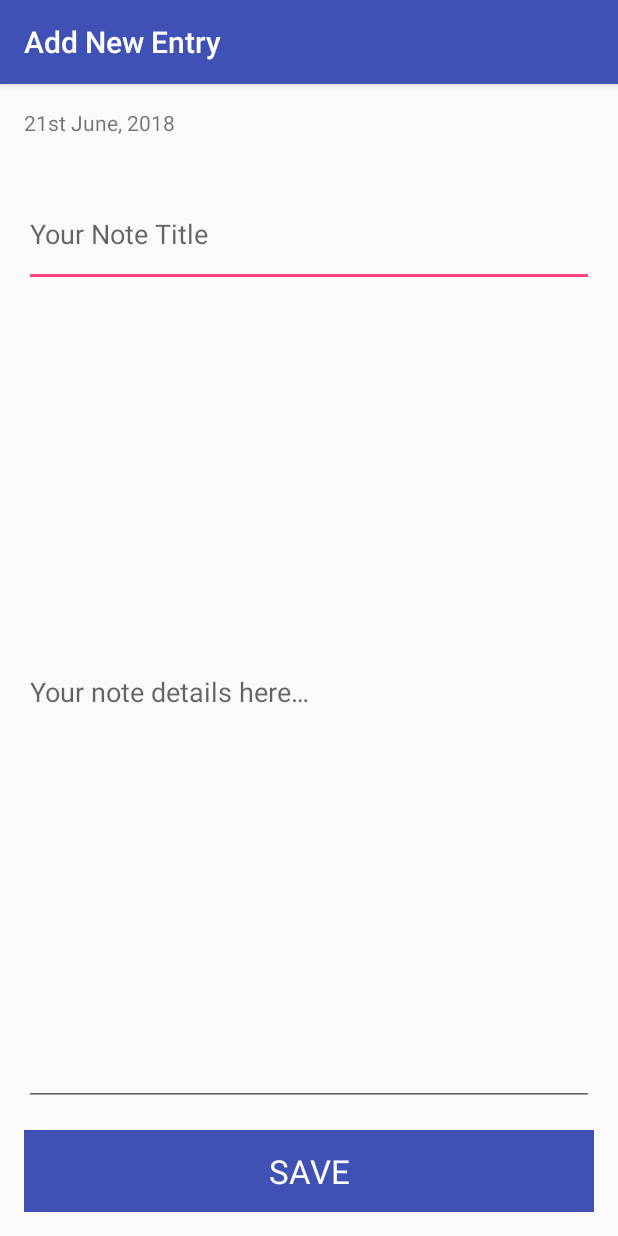
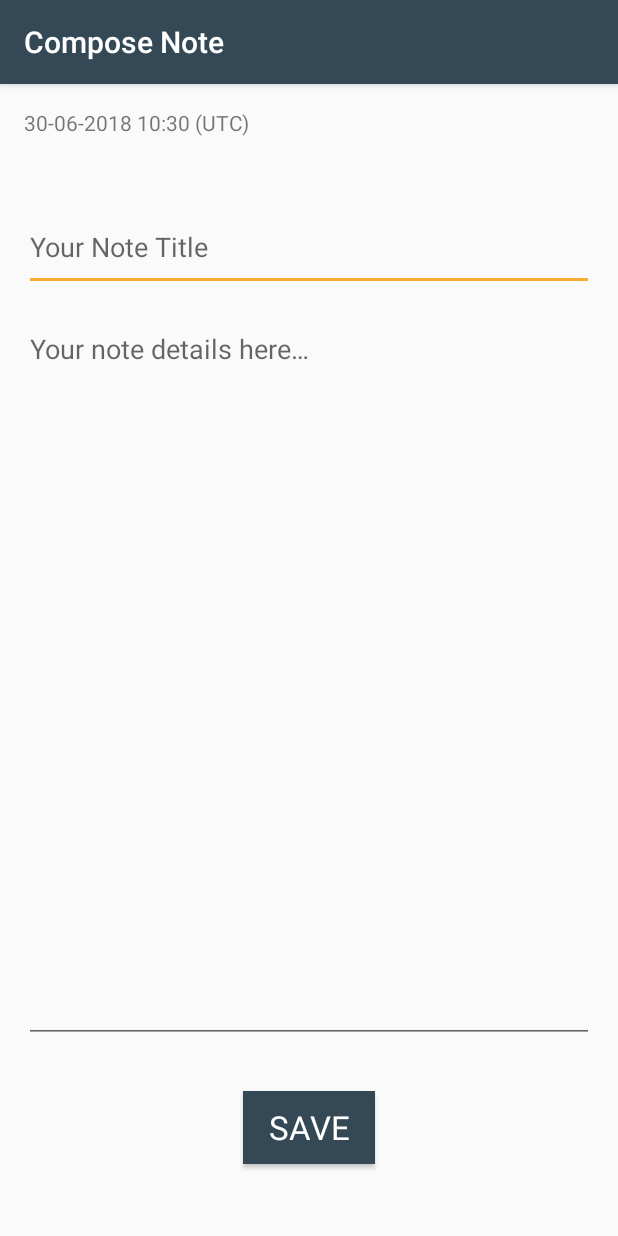
Before and after one commit to Muriukidavid/JournalApp, an Android app: the screen it shows after launch (AddJournalEntry), after a tap on an icon or button, on a phone screen of 412 x 824 dp. Run offline under Robolectric (Android 15) with nearby library versions, the phone set to English and light mode, and no system bars; our stand-ins replace Room's generated code.

Commit message:
Revamp the User Interface
Create a theme of grey colors with an orange accent
Use resource file strings to set the ActionBar title for create and edit
Shrink the button to a nice centered size
Adjust the Font sizes and colors to highlight the title and diminish the date
Format the date with proper DateFormatter and indicate time zone
Add a circle bullet with the first title character and accent color in the list of journal entries

```diff
--- a/app/src/main/java/ke/co/karibe/journalapp/AddJournalEntry.java
+++ b/app/src/main/java/ke/co/karibe/journalapp/AddJournalEntry.java
@@ -13,6 +13,8 @@ import android.widget.TextView;
 
 import java.text.SimpleDateFormat;
 import java.util.Calendar;
+import java.util.Date;
+import java.util.Locale;
 
 import ke.co.karibe.journalapp.database.AppDatabase;
 import ke.co.karibe.journalapp.database.JournalEntry;
@@ -25,8 +27,8 @@ public class AddJournalEntry extends AppCompatActivity {
 
     // Constant for default task id to be used when not in update mode
     private static final int DEFAULT_ENTRY_ID = -1;
-    // Constant for logging
-    private static final String TAG = AddJournalEntry.class.getSimpleName();
+    //date to show early
+    private static Date mDate;
     //access to the database class
     private AppDatabase mDb;
 
@@ -36,12 +38,33 @@ public class AddJournalEntry extends AppCompatActivity {
     EditText mEditBody;
     TextView mDateText;
     Button mButton;
+/*
+    @Override
+    public boolean onOptionsItemSelected(MenuItem item) {
+        switch (item.getItemId()) {
+            case R.id.action_settings:
+                // User chose the "Settings" item, show the app settings UI...
+                return true;
 
+            case R.id.action_favorite:
+                // User chose the "Favorite" action, mark the current item
+                // as a favorite...
+                return true;
+
+            default:
+                // If we got here, the user's action was not recognized.
+                // Invoke the superclass to handle it.
+                return super.onOptionsItemSelected(item);
+
+        }
+    }
+*/
     @Override
     protected void onCreate(Bundle savedInstanceState) {
         super.onCreate(savedInstanceState);
         setContentView(R.layout.activity_add_journal_entry);
 
+        mDate =  Calendar.getInstance().getTime();
         initViews();
 
         mDb = AppDatabase.getInstance(getApplicationContext());
@@ -52,6 +75,7 @@ public class AddJournalEntry extends AppCompatActivity {
 
         Intent intent = getIntent();
         if (intent != null && intent.hasExtra(EXTRA_ENTRY_ID)) {
+            getSupportActionBar().setTitle(R.string.edit_entry_name);
             mButton.setText(R.string.update_button);
             if (mEntryId == DEFAULT_ENTRY_ID) {
                 //populate the UI
@@ -76,10 +100,12 @@ public class AddJournalEntry extends AppCompatActivity {
      */
     private void initViews() {
         mDateText = findViewById(R.id.textViewItemDate);
+        String date = new SimpleDateFormat("dd-MM-YYYY HH:mm (z)").format(mDate);
+        mDateText.setText(date);
         mEditTitle = findViewById(R.id.editTextJournalTitle);
         mEditBody = findViewById(R.id.editTextJournalBody);
         mButton = findViewById(R.id.saveButton);
-
+        getSupportActionBar().setTitle(R.string.add_entry_name);
         mButton.setOnClickListener(new View.OnClickListener() {
             @Override
             public void onClick(View view) {
@@ -97,18 +123,20 @@ public class AddJournalEntry extends AppCompatActivity {
         if (journalEntry == null) {
             return;
         }
-
+        Calendar c = Calendar.getInstance();
+        SimpleDateFormat dfmt = new SimpleDateFormat("dd-MM-YYYY HH:mm (z)");
+        dfmt.setTimeZone(c.getTimeZone());
+        String myDate = dfmt.format(journalEntry.getDate());
         mEditTitle.setText(journalEntry.getTitle());
         mEditBody.setText(journalEntry.getBody());
-        mDateText.setText(journalEntry.getDate());
+        mDateText.setText("Created: "+myDate);
     }
 
 
     public void onClickAddEntry(View view){
         String title = mEditTitle.getText().toString();
         String body = mEditBody.getText().toString();
-        String date = new SimpleDateFormat("dd-mmm-yyyy")
-                .format(Calendar.getInstance().getTime());
+
 
         if (title.length() == 0){
             return;
@@ -120,7 +148,7 @@ public class AddJournalEntry extends AppCompatActivity {
         }
 
         //create a new Journal Entry
-        final JournalEntry journalEntry = new JournalEntry(date, title, body);
+        final JournalEntry journalEntry = new JournalEntry(mDate, title, body);
 
         //insert new entry
         AppExecutors.getInstance().diskIO().execute(new Runnable() {
--- a/app/src/main/java/ke/co/karibe/journalapp/database/AppDatabase.java
+++ b/app/src/main/java/ke/co/karibe/journalapp/database/AppDatabase.java
@@ -3,10 +3,12 @@ package ke.co.karibe.journalapp.database;
 import android.arch.persistence.room.Database;
 import android.arch.persistence.room.Room;
 import android.arch.persistence.room.RoomDatabase;
+import android.arch.persistence.room.TypeConverters;
 import android.content.Context;
 import android.util.Log;
 
-@Database(entities = {JournalEntry.class}, version=1, exportSchema = false)
+@Database(entities = {JournalEntry.class}, version=2, exportSchema = false)
+@TypeConverters(DateConverter.class)
 public abstract class AppDatabase extends RoomDatabase {
 
     private static final String LOG_TAG = AppDatabase.class.getSimpleName();
--- /dev/null
+++ b/app/src/main/res/drawable/circle.xml
@@ -0,0 +1,6 @@
+<?xml version="1.0" encoding="utf-8"?>
+<shape xmlns:android="http://schemas.android.com/apk/res/android"
+    android:shape="oval">
+    <solid
+        android:color="@color/colorAccent"/>
+</shape>
--- a/app/src/main/res/layout/activity_add_journal_entry.xml
+++ b/app/src/main/res/layout/activity_add_journal_entry.xml
@@ -4,6 +4,7 @@
     This includes an EditText to add a journal title, EditText to add a journal details
     and a submit button
 -->
+
 <LinearLayout xmlns:android="http://schemas.android.com/apk/res/android"
     android:orientation="vertical"
     android:layout_width="match_parent"
@@ -14,14 +15,22 @@
     android:paddingRight="@dimen/activity_horizontal_margin"
     android:paddingStart="@dimen/activity_horizontal_margin"
     android:paddingTop="@dimen/activity_vertical_margin">
-
+    <!--
+    <android.support.v7.widget.Toolbar
+        android:id="@+id/my_toolbar"
+        android:layout_width="match_parent"
+        android:layout_height="?attr/actionBarSize"
+        android:background="?attr/colorPrimary"
+        android:elevation="4dp"
+        android:theme="@style/ThemeOverlay.AppCompat.ActionBar"
+        app:popupTheme="@style/ThemeOverlay.AppCompat.Light"/>
+        -->
     <TextView
         android:id="@+id/textViewItemDate"
         android:layout_width="fill_parent"
         android:layout_height="0dp"
         android:layout_weight="1"
-        android:gravity="start"
-        android:text="21st June, 2018"/>
+        android:gravity="start"/>
 
     <!-- EditText for getting task description input -->
     <EditText
@@ -30,30 +39,30 @@
         android:layout_height="0dp"
         android:layout_weight="1.2"
         android:hint="@string/edit_entry_title"
-        android:paddingBottom ="@dimen/activity_horizontal_margin"
+        android:layout_marginBottom="@dimen/activity_vertical_margin"
+        android:layout_marginTop="@dimen/activity_vertical_margin"
         android:inputType="textAutoComplete"/>
     <EditText
         android:id="@+id/editTextJournalBody"
         android:layout_width="match_parent"
         android:layout_height="0dp"
         android:layout_weight="10"
-        android:textAlignment="textStart"
         android:hint="@string/edit_entry_body"
         android:paddingBottom ="@dimen/activity_horizontal_margin"
         android:inputType="textMultiLine"
-        android:minLines="6"/>
-
+        android:minLines="3"
+        android:gravity="top"/>
     <!-- A save button -->
     <Button
         android:id="@+id/saveButton"
-        android:layout_width="match_parent"
+        android:layout_width="wrap_content"
         android:layout_height="0dp"
         android:layout_weight="1"
         android:layout_gravity="center"
         android:layout_marginTop="@dimen/activity_vertical_margin"
+        android:layout_margin="@dimen/button_margin"
         android:text="@string/save_button"
         style="@style/TextAppearance.AppCompat.Large"
         android:textColor="@android:color/primary_text_dark"
         android:background="@color/colorPrimary"/>
-
 </LinearLayout>
--- a/app/src/main/res/values/colors.xml
+++ b/app/src/main/res/values/colors.xml
@@ -1,6 +1,7 @@
 <?xml version="1.0" encoding="utf-8"?>
 <resources>
-    <color name="colorPrimary">#3F51B5</color>
-    <color name="colorPrimaryDark">#303F9F</color>
-    <color name="colorAccent">#FF4081</color>
+    <color name="colorPrimary">#344955</color>
+    <color name="colorPrimaryDark">#232F34</color>
+    <color name="colorPrimaryLight">#4A6572</color>
+    <color name="colorAccent">#F9AA33</color>
 </resources>
--- a/app/src/main/res/values/dimens.xml
+++ b/app/src/main/res/values/dimens.xml
@@ -4,4 +4,5 @@
     <dimen name="activity_horizontal_margin">16dp</dimen>
     <dimen name="activity_vertical_margin">16dp</dimen>
     <dimen name="fab_margin">16dp</dimen>
+    <dimen name="button_margin">32dp</dimen>
 </resources>
--- a/app/src/main/res/values/strings.xml
+++ b/app/src/main/res/values/strings.xml
@@ -1,7 +1,8 @@
 <resources>
     <!-- App activity titles -->
     <string name="app_name">Journal App</string>
-    <string name="add_entry_name">Add New Entry</string>
+    <string name="add_entry_name">Compose Note</string>
+    <string name="edit_entry_name">Edit Note</string>
     <!-- TextView Hint strings -->
     <string name="edit_entry_title">Your Note Title</string>
     <string name="edit_entry_body">Your note details here&#8230;</string>
```
Also changed, not shown: app/src/main/java/ke/co/karibe/journalapp/EntryAdapter.java (+21 -6 lines), app/src/main/java/ke/co/karibe/journalapp/database/DateConverter.java (added, +17 -0 lines), app/src/main/java/ke/co/karibe/journalapp/database/JournalEntry.java (+7 -5 lines), app/src/main/res/layout/entry_layout.xml (+34 -29 lines), app/src/main/res/menu/menu.xml (added, +11 -0 lines).
